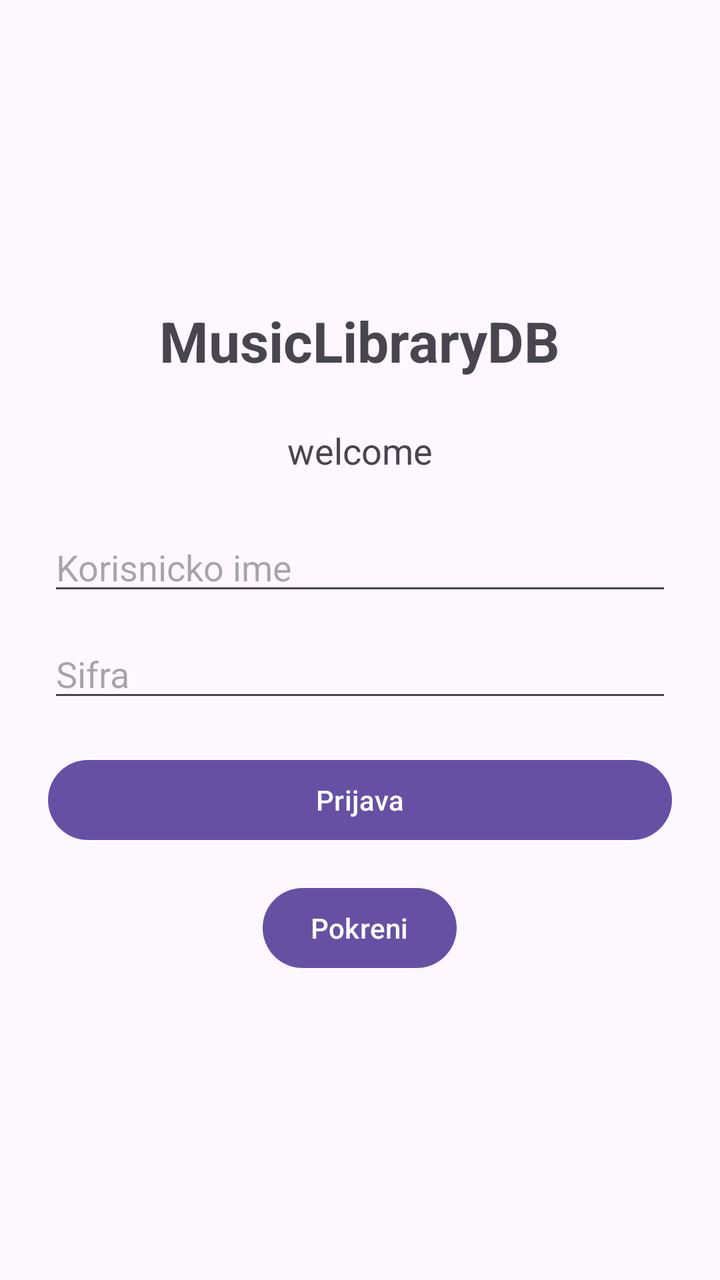
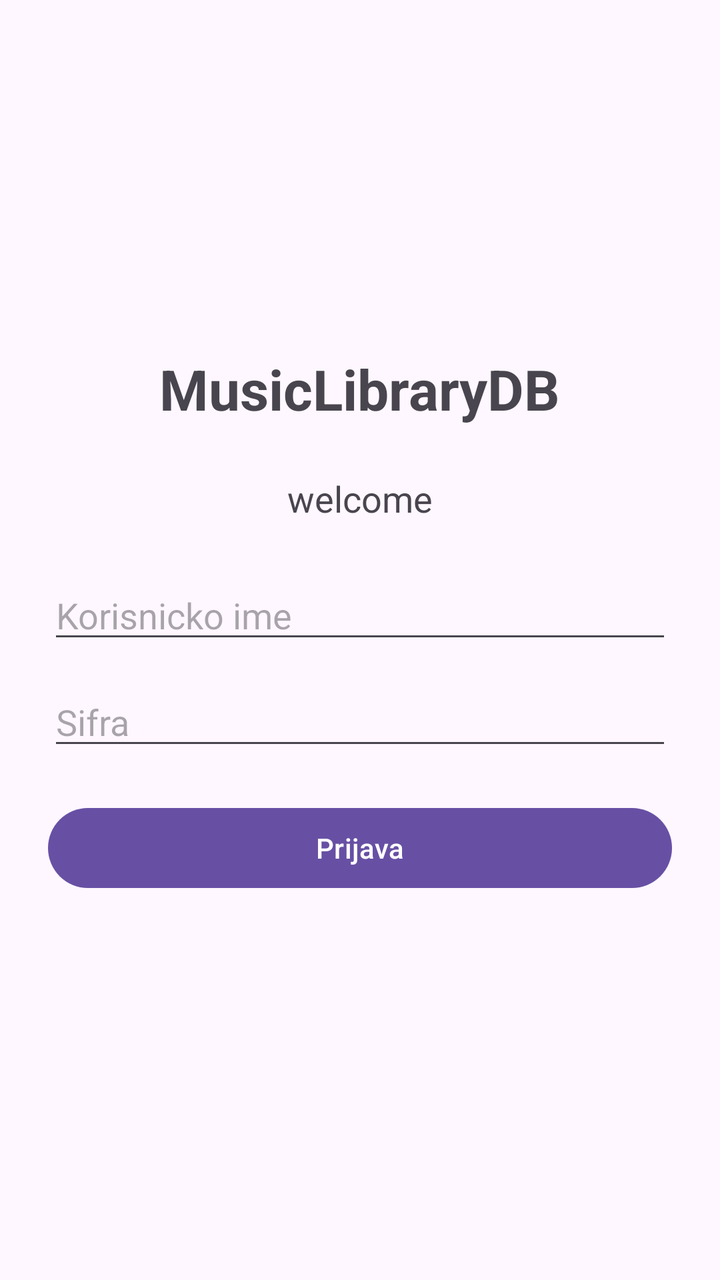

Before-and-after screenshots of an Android layout around one commit, followed by the original layout XML and the change that was made.
<!-- AndroidManifest.xml: activity theme Theme.MusicLibraryDB -->
<!-- res/layout/activity_main.xml -->
<?xml version="1.0" encoding="utf-8"?>
<LinearLayout xmlns:android="http://schemas.android.com/apk/res/android"
    xmlns:tools="http://schemas.android.com/tools"
    android:layout_width="match_parent"
    android:layout_height="match_parent"
    android:gravity="center"
    android:orientation="vertical"
    android:padding="24dp"
    tools:context=".MainActivity">

    <TextView
        android:id="@+id/welcomeTitle"
        android:layout_width="wrap_content"
        android:layout_height="wrap_content"
        android:layout_marginBottom="24dp"
        android:text="MusicLibraryDB"
        android:textSize="28sp"
        android:textStyle="bold" />

    <TextView
        android:id="@+id/welcomeMessage"
        android:layout_width="wrap_content"
        android:layout_height="wrap_content"
        android:layout_marginBottom="24dp"
        android:text="welcome"
        android:textAlignment="center"
        android:textSize="18sp" />

    <EditText
        android:id="@+id/usernameInput"
        android:layout_width="match_parent"
        android:layout_height="wrap_content"
        android:layout_marginBottom="12dp"
        android:hint="Korisnicko ime"
        android:inputType="textPersonName" />

    <EditText
        android:id="@+id/passwordInput"
        android:layout_width="match_parent"
        android:layout_height="wrap_content"
        android:layout_marginBottom="20dp"
        android:hint="Sifra"
        android:inputType="textPassword" />

    <Button
        android:id="@+id/loginButton"
        android:layout_width="match_parent"
        android:layout_height="wrap_content"
        android:layout_marginBottom="16dp"
        android:text="Prijava" />

    <Button
        android:id="@+id/startButton"
        android:layout_width="wrap_content"
        android:layout_height="wrap_content"
        android:text="Pokreni" />

</LinearLayout>
<!-- resources referenced by this layout -->
<resources>
  <style name="Theme.MusicLibraryDB" parent="Base.Theme.MusicLibraryDB" />
  <style name="Base.Theme.MusicLibraryDB" parent="Theme.Material3.DayNight.NoActionBar">
          
          
      </style>
</resources>

<!-- the commit's change to res/layout/activity_main.xml (unified diff, before → after) -->
@@ -49,10 +49,4 @@
         android:layout_marginBottom="16dp"
         android:text="Prijava" />
 
-    <Button
-        android:id="@+id/startButton"
-        android:layout_width="wrap_content"
-        android:layout_height="wrap_content"
-        android:text="Pokreni" />
-
 </LinearLayout>
